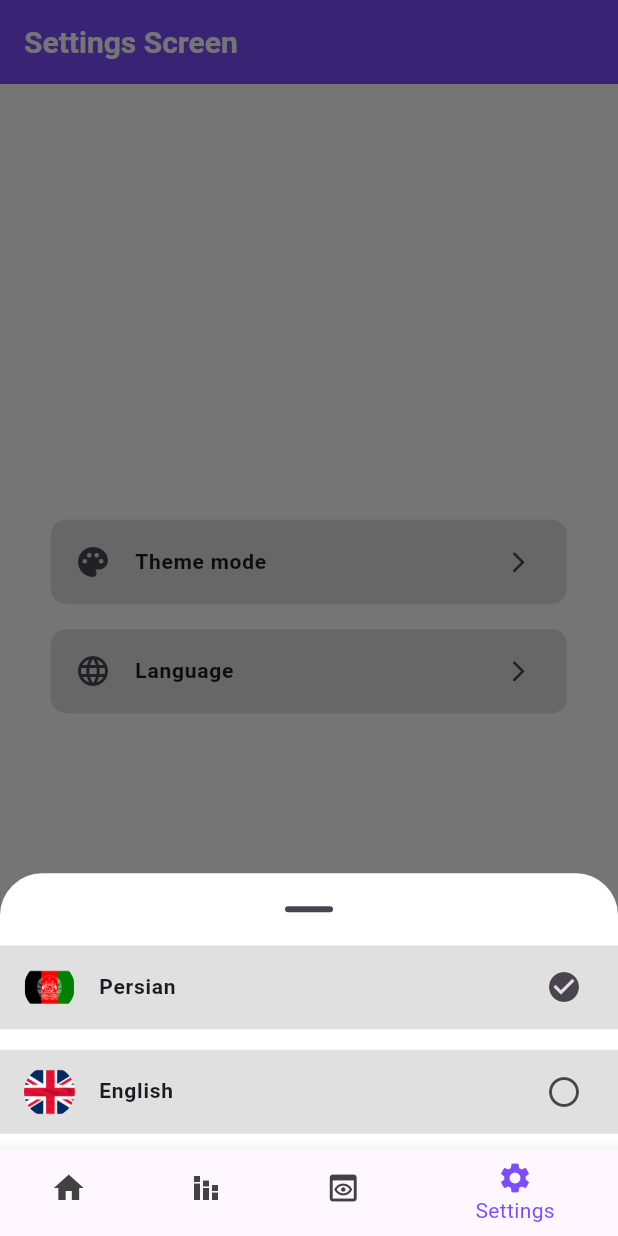
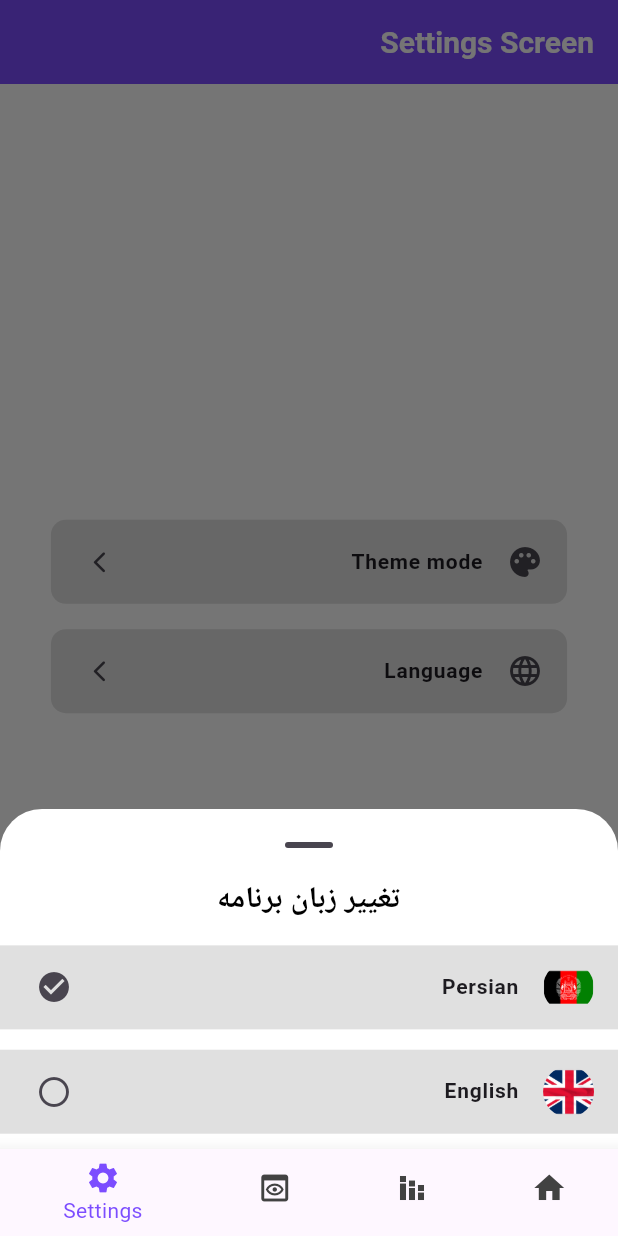
Before and after one commit to mohsen-zahed/practical_pachprthlo, a Flutter app: the screen it shows after launch, item 4 of the bottom bar chosen, after a tap on "Language", on a phone screen of 412 x 824 dp. Run offline on Flutter 3.47's test engine with Material 3 defaults, Android fonts, the phone set to English and light mode, and no system bars; our stand-ins replace cached_network_image, connectivity_plus, dio, dropdown_search, equatable, fl_chart and 5 more; accounts and stored records are empty; generated files the repository leaves out were written again; network calls fail.

Commit message:
app localization bug fixed✅ - theme bug fixed🎉

```diff
--- a/l10n.yaml
+++ b/l10n.yaml
@@ -1,3 +1,3 @@
 arb-dir: lib/config/localization
 template-arb-file: app_fa.arb
-output-localization-file: app_localizations.dart
+output-localization-file: app_l10n.dart
--- a/lib/config/localization/app_en.arb
+++ b/lib/config/localization/app_en.arb
@@ -1,7 +1,9 @@
 {
     "@@locale": "en",
     "themeChangedTo": "Theme changed to ",
-    "languageChangedTo": "languageChangedTo",
+    "languageChangedTo": "Language Successfully Changed To",
     "persian": "Persian",
-    "English": "English"
+    "english": "English",
+    "changeLanguage": "Change app language",
+    "changeTheme": "Change app theme"
 }
--- a/lib/config/localization/app_fa.arb
+++ b/lib/config/localization/app_fa.arb
@@ -1,7 +1,9 @@
 {
     "@@locale": "fa",
-    "themeChangedTo": "تم با تغییر کرد به ",
-    "languageChangedTo": "زبان برنامه تغییر کرد به",
+    "themeChangedTo": "تم با موفقیت تغییر کرد به ",
+    "languageChangedTo": "زبان برنامه با موفقیت تغییر کرد به",
     "persian": "فارسی",
-    "english": "انگلیسی"
+    "english": "انگلیسی",
+    "changeLanguage": "تغییر زبان برنامه",
+    "changeTheme": "تغییر تم برنامه"
 }
--- a/lib/config/localization/l10n.dart
+++ b/lib/config/localization/l10n.dart
@@ -1,3 +1,4 @@
+export 'package:flutter_gen/gen_l10n/app_l10n.dart';
 import 'package:flutter/material.dart';
 
 class L10n {
--- a/lib/features/blocs/language_bloc/localization_bloc.dart
+++ b/lib/features/blocs/language_bloc/localization_bloc.dart
@@ -21,8 +21,13 @@ class LocalizationBloc extends Bloc<LocalizationEvent, LocalizationState> {
     final String? selectedLanguage = await MySharedPreferences.instance.getLanguage();
     emit(
       state.copyWith(
-        selectedLanguage:
-            selectedLanguage != null ? Languages.values.where((element) => element.locale.languageCode == selectedLanguage).first : Languages.persian,
+        selectedLanguage: selectedLanguage != null
+            ? Languages.values.where((element) {
+                print(element.locale.languageCode == selectedLanguage);
+                print(element.locale.languageCode);
+                return element.locale.languageCode == selectedLanguage;
+              }).first
+            : Languages.persian,
       ),
     );
   }
--- a/lib/features/blocs/theme_bloc/theme_bloc.dart
+++ b/lib/features/blocs/theme_bloc/theme_bloc.dart
@@ -12,12 +12,12 @@ class ThemeBloc extends Bloc<ThemeEvent, ThemeState> {
     on<GetTheme>(_onGetTheme);
   }
   _onChangeThemeMode(ChangeThemeMode event, Emitter<ThemeState> emit) async {
-    await MySharedPreferences.instance.storeTheme(event.selectedTheme.themeMode.name);
+    await MySharedPreferences.instance.storeTheme(event.selectedTheme.name);
     emit((state.copyWith(selectedTheme: event.selectedTheme)));
   }
 
   _onGetTheme(GetTheme event, Emitter<ThemeState> emit) async {
     final String? selectedTheme = await MySharedPreferences.instance.getTheme();
-    emit(state.copyWith(selectedTheme: Themes.values.where((element) => element.themeMode.name == selectedTheme).first));
+    emit(state.copyWith(selectedTheme: Themes.values.where((element) => element.name == selectedTheme).first));
   }
 }
--- a/lib/features/screens/main_screens/home_screen/bottom_nav_screens/settings_screen/widgets/localization_bottom_sheet_modal.dart
+++ b/lib/features/screens/main_screens/home_screen/bottom_nav_screens/settings_screen/widgets/localization_bottom_sheet_modal.dart
@@ -2,8 +2,8 @@ import 'package:flutter/material.dart';
 import 'package:flutter_bloc/flutter_bloc.dart';
 import 'package:practical_pachprthlo/features/blocs/language_bloc/localization_bloc.dart';
 import 'package:practical_pachprthlo/features/data/models/a-language_model/language_model.dart';
+import 'package:practical_pachprthlo/config/localization/l10n.dart';
 import 'package:practical_pachprthlo/utils/my_media_query.dart';
-import 'package:flutter_gen/gen_l10n/app_localizations.dart';
 
 class LocalizationBottomSheetModal extends StatelessWidget {
   const LocalizationBottomSheetModal({
@@ -12,7 +12,16 @@ class LocalizationBottomSheetModal extends StatelessWidget {
 
   @override
   Widget build(BuildContext context) {
-    return ListView.separated(
+    return SizedBox(
+      width: getMediaQueryWidth(context),
+      child: SingleChildScrollView(
+        physics: const NeverScrollableScrollPhysics(),
+        child: Column(
+          mainAxisSize: MainAxisSize.min,
+          children: [
+            Text(AppLocalizations.of(context)!.changeLanguage, style: Theme.of(context).textTheme.titleLarge),
+            SizedBox(height: getScreenArea(context, 0.00005)),
+            ListView.separated(
               physics: const NeverScrollableScrollPhysics(),
               shrinkWrap: true,
               itemBuilder: (context, index) {
@@ -42,7 +51,7 @@ class LocalizationBottomSheetModal extends StatelessWidget {
                           ).then(
                             (value) {
                               ScaffoldMessenger.of(context).showSnackBar(SnackBar(
-                        content: Text("${AppLocalizations.of(context)!.languageChangedTo} ${state.selectedLanguage.name}"),
+                                content: Text("${AppLocalizations.of(context)!.languageChangedTo} ${Languages.values[index].name}"),
                               ));
                             },
                           );
@@ -56,6 +65,10 @@ class LocalizationBottomSheetModal extends StatelessWidget {
                 return SizedBox(height: getScreenArea(context, 0.00001));
               },
               itemCount: Languages.values.length,
+            ),
+          ],
+        ),
+      ),
     );
   }
 }
--- a/lib/main.dart
+++ b/lib/main.dart
@@ -8,10 +8,12 @@ import 'package:practical_pachprthlo/features/screens/main_screens/home_screen/b
 import 'package:practical_pachprthlo/features/screens/main_screens/home_screen/bottom_nav_screens/statistic_screen/bloc/statistic_bloc.dart';
 import 'package:practical_pachprthlo/features/screens/main_screens/home_screen/main_home_screen.dart';
 import 'package:practical_pachprthlo/features/providers/counter_provider.dart';
+import 'package:practical_pachprthlo/config/localization/l10n.dart';
+// import 'package:practical_pachprthlo/packages/shared_preferences/my_shared_preferences_const.dart';
 import 'package:practical_pachprthlo/theme/app_theme.dart';
-import 'package:flutter_gen/gen_l10n/app_localizations.dart';
 
 import 'package:provider/provider.dart';
+// import 'package:shared_preferences/shared_preferences.dart';
 
 ///*** ************************************************* ***\\\
 //* This is a project for testing, a combination of *\\
@@ -22,6 +24,10 @@ import 'package:provider/provider.dart';
 Future<void> main() async {
   WidgetsFlutterBinding.ensureInitialized();
   await setupDi();
+  // final x = await SharedPreferences.getInstance();
+  // print(x.getString(languageKey));
+  // x.clear();
+  // print(x.getString(languageKey));
   runApp(const MyApp());
 }
 
@@ -50,17 +56,24 @@ class MyApp extends StatelessWidget {
           ChangeNotifierProvider(create: (context) => CounterProvider()),
           ChangeNotifierProvider(create: (context) => CategoriesProvider()),
         ],
-        child: BlocBuilder<ThemeBloc, ThemeState>(
-          builder: (context, state) {
+        child: BlocBuilder<LocalizationBloc, LocalizationState>(
+          buildWhen: (previous, current) => previous.selectedLanguage != current.selectedLanguage,
+          builder: (context, languageState) {
+            return BlocBuilder<ThemeBloc, ThemeState>(
+              buildWhen: (previous, current) => previous.selectedTheme != current.selectedTheme,
+              builder: (context, themeState) {
                 return MaterialApp(
                   title: 'Practical pachprthlo',
                   theme: AppTheme.lightTheme(),
                   darkTheme: AppTheme.darkTheme(),
-              themeMode: state.selectedTheme.themeMode,
+                  themeMode: themeState.selectedTheme.themeMode,
                   debugShowCheckedModeBanner: false,
                   supportedLocales: AppLocalizations.supportedLocales,
                   localizationsDelegates: AppLocalizations.localizationsDelegates,
+                  locale: languageState.selectedLanguage.locale,
                   home: const MainHomeScreen(),
+                );
+              },
             );
           },
         ),
--- a/pubspec.yaml
+++ b/pubspec.yaml
@@ -57,6 +57,8 @@ dependencies:
   hive_generator: ^2.0.1
   connectivity_plus: ^6.0.3
   get_it: ^7.7.0
+
+  # Key value DB
   shared_preferences: ^2.2.3
 
   # Internalization
@@ -78,8 +80,8 @@ flutter_gen:
   output: lib/gen/
   line_length: 80
 
-integrations:
-  flutter_svg: true
+  integrations:
+    flutter_svg: true
 
 flutter:
   generate: true
```
Also changed, not shown: lib/features/screens/main_screens/home_screen/bottom_nav_screens/settings_screen/widgets/theme_bottom_sheet_modal.dart (+12 -2 lines). Lines whose indentation alone changed are shown as unchanged.
